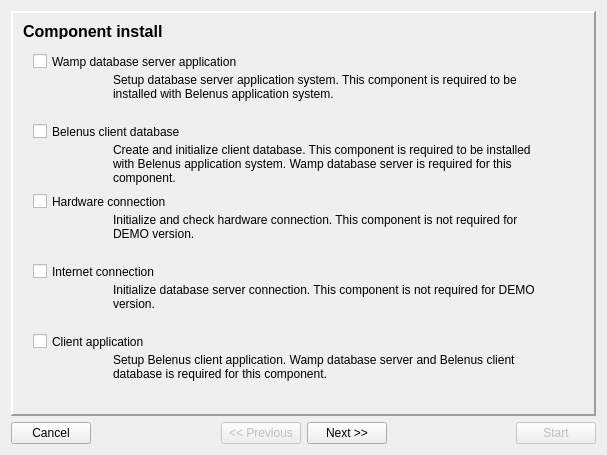
Old version of the form install/dlgMain.ui in the repository tbikfalvi/Belenus.
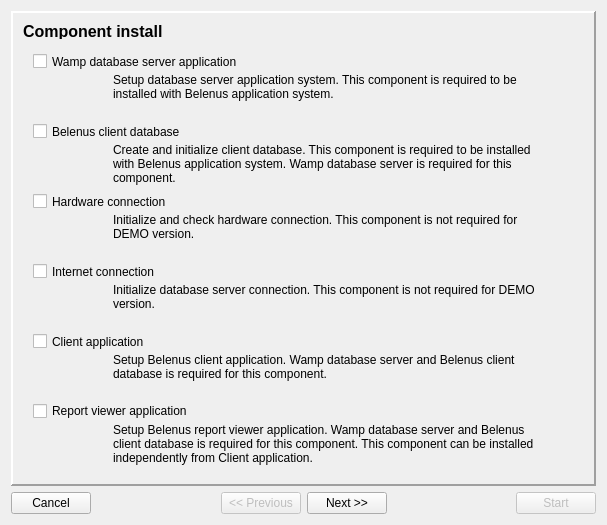
New version of the form. The open tabs and pages were chosen to show the change. Icons and pictures are not drawn.

Patch:
```diff
--- a/install/dlgMain.ui
+++ b/install/dlgMain.ui
@@ -7,7 +7,7 @@
     <x>0</x>
     <y>0</y>
     <width>607</width>
-    <height>455</height>
+    <height>525</height>
    </rect>
   </property>
   <property name="sizePolicy">
@@ -25,7 +25,7 @@
   <property name="maximumSize">
    <size>
     <width>607</width>
-    <height>455</height>
+    <height>535</height>
    </size>
   </property>
   <property name="windowTitle">
@@ -606,6 +606,38 @@
         <bool>true</bool>
        </property>
       </widget>
+      <widget class="QCheckBox" name="chkViewer">
+       <property name="geometry">
+        <rect>
+         <x>20</x>
+         <y>390</y>
+         <width>281</width>
+         <height>16</height>
+        </rect>
+       </property>
+       <property name="text">
+        <string>Report viewer application</string>
+       </property>
+      </widget>
+      <widget class="QLabel" name="lblTextBelenus_2">
+       <property name="geometry">
+        <rect>
+         <x>100</x>
+         <y>410</y>
+         <width>440</width>
+         <height>50</height>
+        </rect>
+       </property>
+       <property name="text">
+        <string>Setup Belenus report viewer application. Wamp database server and Belenus client database is required for this component. This component can be installed independently from Client application.</string>
+       </property>
+       <property name="alignment">
+        <set>Qt::AlignLeading|Qt::AlignLeft|Qt::AlignTop</set>
+       </property>
+       <property name="wordWrap">
+        <bool>true</bool>
+       </property>
+      </widget>
      </widget>
      <widget class="QWidget" name="pageWamp">
       <widget class="QLabel" name="lblTitleWampInstall">
```
Left out of the diff: 42 changed lines with no effect on the pictures.
